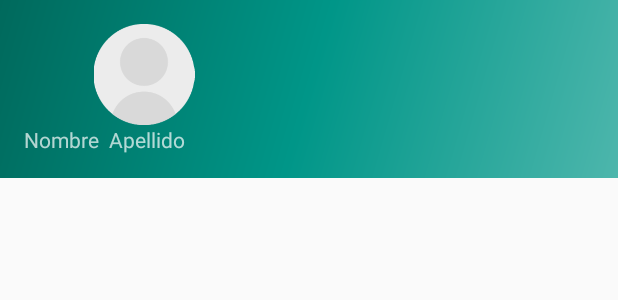
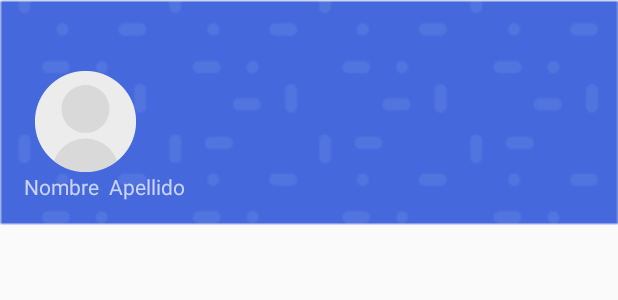
Before and after one commit to julionieblas/Muno, an Android app: the layout nav_header_main.xml on its own in the app's theme, with its tools: preview values and no code run, on a phone screen of 412 x 824 dp. Shown: the top 300 px of the screen. Run offline under Robolectric (Android 15) with nearby library versions, the phone set to English and light mode, and no system bars.

Commit message:
Fondo navegador principal

```diff
--- a/app/src/main/res/layout/nav_header_main.xml
+++ b/app/src/main/res/layout/nav_header_main.xml
@@ -3,7 +3,7 @@
     xmlns:app="http://schemas.android.com/apk/res-auto"
     android:layout_width="match_parent"
     android:layout_height="wrap_content"
-    android:background="@drawable/side_nav_bar"
+    android:background="@drawable/fondotexturaazul2"
     android:gravity="bottom"
     android:orientation="vertical"
     android:paddingLeft="@dimen/activity_horizontal_margin"
@@ -14,7 +14,7 @@
 
     <ImageView
         android:id="@+id/imageView"
-        android:layout_width="160dp"
+        android:layout_width="82dp"
         android:layout_height="67dp"
         app:srcCompat="@drawable/fotodeperfilxxxhdpi" />
 
--- a/build.gradle
+++ b/build.gradle
@@ -7,7 +7,7 @@ buildscript {
 
     }
     dependencies {
-        classpath 'com.android.tools.build:gradle:4.2.0'
+        classpath 'com.android.tools.build:gradle:4.2.1'
         classpath "org.jetbrains.kotlin:kotlin-gradle-plugin:$kotlin_version"
         classpath 'com.google.gms:google-services:4.3.5'
 
```
Also changed, not shown: app/src/main/res/drawable/fondotexturaazul.png (added), app/src/main/res/drawable/fondotexturaazul2.png (added), 1 other file.
